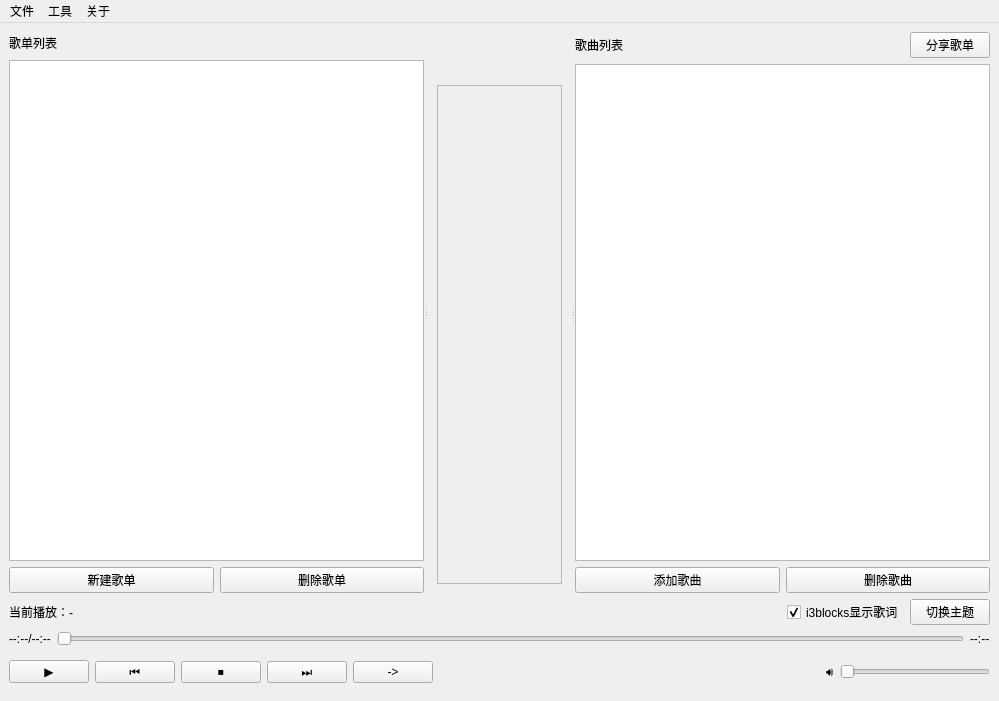
The window that ui/main_window.ui (shicj0927/EasyMusicPlus) describes before a commit, drawn with Qt 5.
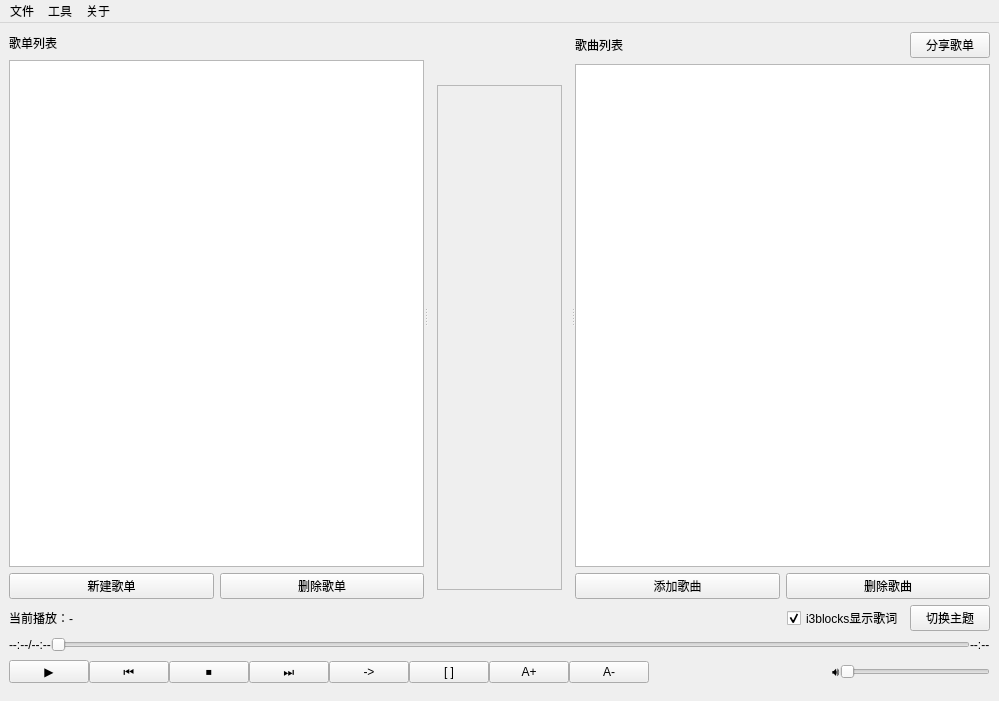
The same window after the commit. The open tabs and pages were chosen to show the change.

Commit message: 实现全屏模式和歌词字体大小调节

```diff
--- a/ui/main_window.ui
+++ b/ui/main_window.ui
@@ -14,7 +14,7 @@
    <string>Easy Music Plus</string>
   </property>
   <widget class="QWidget" name="centralWidget">
-   <layout class="QVBoxLayout" name="verticalLayout_2">
+   <layout class="QVBoxLayout" name="verticalLayout_4">
     <item>
      <widget class="QSplitter" name="qSplitter_mainSplitter">
       <property name="sizePolicy">
@@ -88,6 +88,24 @@
         </item>
        </layout>
       </widget>
+      <widget class="QWidget" name="qWidget_playarea" native="true">
+       <layout class="QVBoxLayout" name="verticalLayout_2">
+        <property name="spacing">
+         <number>0</number>
+        </property>
+        <property name="leftMargin">
+         <number>0</number>
+        </property>
+        <property name="topMargin">
+         <number>0</number>
+        </property>
+        <property name="rightMargin">
+         <number>0</number>
+        </property>
+        <property name="bottomMargin">
+         <number>0</number>
+        </property>
+        <item>
       <widget class="QStackedWidget" name="qStackedWidget_playArea">
        <property name="currentIndex">
         <number>0</number>
@@ -128,8 +146,8 @@
              <rect>
               <x>0</x>
               <y>0</y>
-              <width>98</width>
-              <height>28</height>
+                 <width>66</width>
+                 <height>16</height>
              </rect>
             </property>
            </widget>
@@ -138,6 +156,9 @@
         </layout>
        </widget>
       </widget>
+        </item>
+       </layout>
+      </widget>
       <widget class="QWidget" name="qWidget_songsArea">
        <layout class="QVBoxLayout" name="qVBoxLayout_songsArea">
         <item>
@@ -238,6 +259,24 @@
      </layout>
     </item>
     <item>
+     <widget class="QWidget" name="qWidget_controlsWidget" native="true">
+      <layout class="QVBoxLayout" name="verticalLayout_3">
+       <property name="spacing">
+        <number>0</number>
+       </property>
+       <property name="leftMargin">
+        <number>0</number>
+       </property>
+       <property name="topMargin">
+        <number>0</number>
+       </property>
+       <property name="rightMargin">
+        <number>0</number>
+       </property>
+       <property name="bottomMargin">
+        <number>0</number>
+       </property>
+       <item>
      <layout class="QHBoxLayout" name="qHBoxLayout_progressArea">
       <item>
        <widget class="QLabel" name="qLabel_progressLeft">
@@ -299,6 +338,27 @@
         </property>
        </widget>
       </item>
+         <item>
+          <widget class="QPushButton" name="qPushButton_fullScreen">
+           <property name="text">
+            <string>[ ]</string>
+           </property>
+          </widget>
+         </item>
+         <item>
+          <widget class="QPushButton" name="qPushButton_fontP">
+           <property name="text">
+            <string>A+</string>
+           </property>
+          </widget>
+         </item>
+         <item>
+          <widget class="QPushButton" name="qPushButton_fontM">
+           <property name="text">
+            <string>A-</string>
+           </property>
+          </widget>
+         </item>
       <item>
        <spacer name="horizontalSpacer">
         <property name="orientation">
@@ -339,6 +399,9 @@
        </widget>
       </item>
      </layout>
+       </item>
+      </layout>
+     </widget>
     </item>
    </layout>
   </widget>
```
Lines whose indentation alone changed are shown as unchanged. The commit also changes 2 other files.
